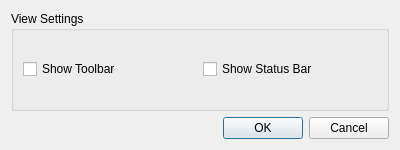
genakoganovich/QtAltLinux, file Chapter15/P30_SimpleTextEditor/settingsdialog.ui: the form before one commit.
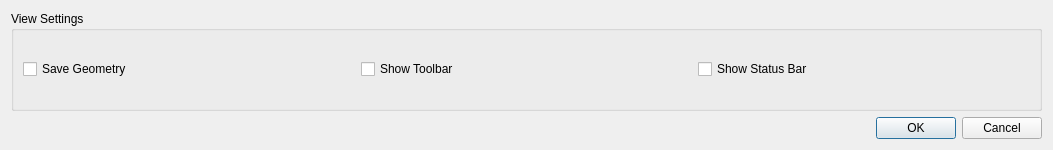
The form after the commit.

Commit message: 0018: P30_SimpleTextEditor SaveGeometry

Patch:
```diff
--- a/Chapter15/P30_SimpleTextEditor/settingsdialog.ui
+++ b/Chapter15/P30_SimpleTextEditor/settingsdialog.ui
@@ -6,7 +6,7 @@
    <rect>
     <x>0</x>
     <y>0</y>
-    <width>400</width>
+    <width>1053</width>
     <height>150</height>
    </rect>
   </property>
@@ -23,6 +23,13 @@
       <string>View Settings</string>
      </property>
      <layout class="QHBoxLayout" name="horizontalLayout">
+      <item>
+       <widget class="QCheckBox" name="saveGeometryCheckBox">
+        <property name="text">
+         <string>Save Geometry</string>
+        </property>
+       </widget>
+      </item>
       <item>
        <widget class="QCheckBox" name="showToolbarCheckBox">
         <property name="text">
```
The commit also changes 9 other files.
